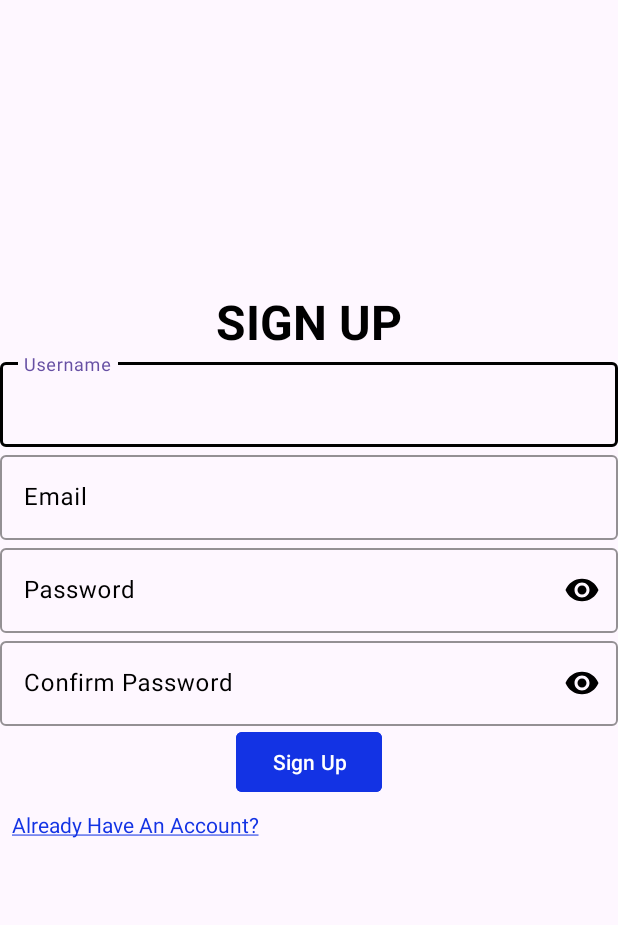
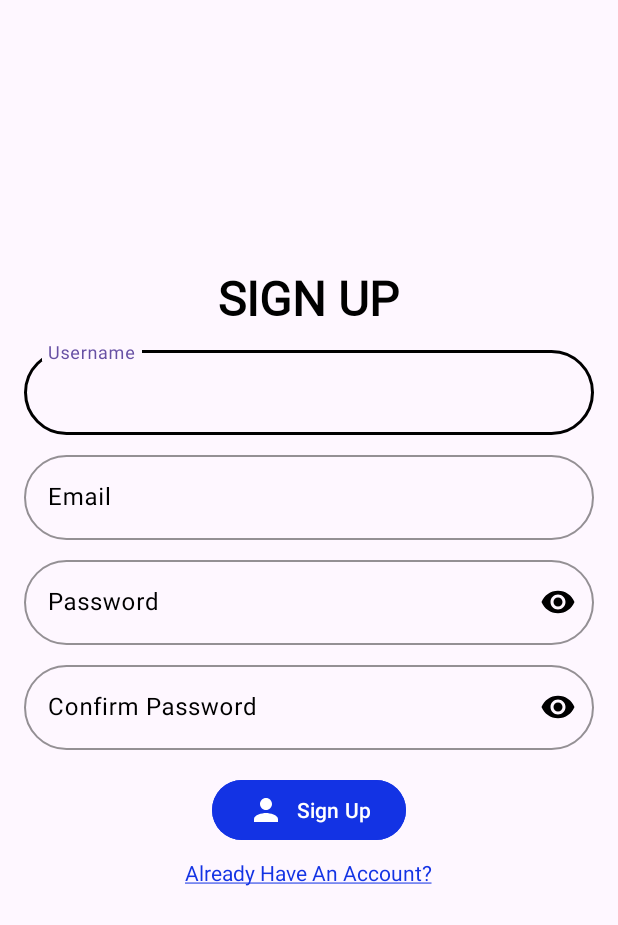
Before and after one commit to Dinabdullah/What-Now, an Android app: the SignupActivity screen opened directly, with no data from a screen before it, on a phone screen of 412 x 824 dp. Shown: the top 925 px of the screen. Run offline under Robolectric (Android 15) with nearby library versions, the phone set to English and light mode, and no system bars; our stand-ins replace Firebase (no records; nobody signed in at launch, a user with empty details on screens opened directly); Roboto replaces fonts that are not available here.

Commit message:
activity_signup.xml

```diff
--- a/app/src/main/res/layout/activity_signup.xml
+++ b/app/src/main/res/layout/activity_signup.xml
@@ -7,11 +7,11 @@
     android:layout_height="match_parent"
     android:gravity="center"
     android:orientation="vertical"
-    android:padding="24dp"
     tools:context=".SignupActivity">
 
     <TextView
-        android:layout_width="match_parent"
+        style="@style/TVStyle"
+        android:layout_width="wrap_content"
         android:layout_height="wrap_content"
         android:gravity="center"
         android:text="SIGN UP"
@@ -22,9 +22,15 @@
     <com.google.android.material.textfield.TextInputLayout
         android:layout_width="match_parent"
         android:layout_height="wrap_content"
+        android:layout_marginHorizontal="16dp"
+        android:layout_marginTop="8dp"
+        android:hint="Username"
         android:textColorHint="@color/black"
-        app:boxStrokeColor="@color/black"
-        android:hint="Username">
+        app:boxCornerRadiusBottomEnd="32dp"
+        app:boxCornerRadiusBottomStart="32dp"
+        app:boxCornerRadiusTopEnd="32dp"
+        app:boxCornerRadiusTopStart="32dp"
+        app:boxStrokeColor="@color/black">
 
         <com.google.android.material.textfield.TextInputEditText
             android:id="@+id/user_name"
@@ -36,13 +42,19 @@
     <com.google.android.material.textfield.TextInputLayout
         android:layout_width="match_parent"
         android:layout_height="wrap_content"
+        android:layout_marginHorizontal="16dp"
+        android:layout_marginTop="8dp"
+        android:hint="Email"
         android:textColorHint="@color/black"
-        app:boxStrokeColor="@color/black"
-        android:hint="Email">
+        app:boxCornerRadiusBottomEnd="32dp"
+        app:boxCornerRadiusBottomStart="32dp"
+        app:boxCornerRadiusTopEnd="32dp"
+        app:boxCornerRadiusTopStart="32dp"
+        app:boxStrokeColor="@color/black">
 
         <com.google.android.material.textfield.TextInputEditText
+            android:id="@+id/email_et"
             android:layout_width="match_parent"
-            android:id="@+id/email_et"
             android:layout_height="wrap_content" />
     </com.google.android.material.textfield.TextInputLayout>
 
@@ -50,16 +62,22 @@
     <com.google.android.material.textfield.TextInputLayout
         android:layout_width="match_parent"
         android:layout_height="wrap_content"
+        android:layout_marginHorizontal="16dp"
+        android:layout_marginTop="8dp"
         android:hint="Password"
-        app:endIconTint="@color/black"
         android:textColorHint="@color/black"
+        app:boxCornerRadiusBottomEnd="32dp"
+        app:boxCornerRadiusBottomStart="32dp"
+        app:boxCornerRadiusTopEnd="32dp"
+        app:boxCornerRadiusTopStart="32dp"
         app:boxStrokeColor="@color/black"
-        app:endIconMode="password_toggle">
+        app:endIconMode="password_toggle"
+        app:endIconTint="@color/black">
 
         <com.google.android.material.textfield.TextInputEditText
+            android:id="@+id/pass_et"
             android:layout_width="match_parent"
             android:layout_height="wrap_content"
-            android:id="@+id/pass_et"
             android:inputType="textPassword" />
     </com.google.android.material.textfield.TextInputLayout>
 
@@ -67,19 +85,25 @@
     <com.google.android.material.textfield.TextInputLayout
         android:layout_width="match_parent"
         android:layout_height="wrap_content"
+        android:layout_marginHorizontal="16dp"
+        android:layout_marginTop="8dp"
         android:hint="Confirm Password"
         android:textColorHint="@color/black"
+        app:boxCornerRadiusBottomEnd="32dp"
+        app:boxCornerRadiusBottomStart="32dp"
+        app:boxCornerRadiusTopEnd="32dp"
+        app:boxCornerRadiusTopStart="32dp"
         app:boxStrokeColor="@color/black"
-        app:endIconTint="@color/black"
-        app:endIconMode="password_toggle">
+        app:endIconMode="password_toggle"
+        app:endIconTint="@color/black">
 
         <com.google.android.material.textfield.TextInputEditText
+            android:id="@+id/conpass_et"
             android:layout_width="match_parent"
             android:layout_height="wrap_content"
-            android:id="@+id/conpass_et"
+            android:inputType="textPassword"
             android:textColorHint="@color/black"
-            app:boxStrokeColor="@color/black"
-            android:inputType="textPassword" />
+            app:boxStrokeColor="@color/black" />
     </com.google.android.material.textfield.TextInputLayout>
 
 
@@ -87,17 +111,19 @@
         android:id="@+id/signup_btn"
         android:layout_width="wrap_content"
         android:layout_height="wrap_content"
-        android:textColor="@color/white"
+        android:layout_gravity="center"
+        android:layout_marginTop="16dp"
         android:backgroundTint="#1333E4"
         android:text="Sign Up"
-        app:cornerRadius="4dp" />
+        app:icon="@drawable/ic_profile"
+        app:iconSize="24dp" />
 
 
     <TextView
-        android:layout_width="match_parent"
+        android:id="@+id/already_user"
+        android:layout_width="wrap_content"
         android:layout_height="wrap_content"
-        android:padding="8dp"
-        android:id="@+id/already_user"
+        android:layout_marginTop="8dp"
         android:text="@string/already_have_account"
         android:textColor="#1333E4" />
 
@@ -106,7 +132,7 @@
         android:layout_width="wrap_content"
         android:layout_height="wrap_content"
         android:layout_gravity="center"
-        android:layout_margin="8dp"
+        android:layout_marginTop="8dp"
         android:visibility="invisible"
         tools:visibility="visible" />
 
```
